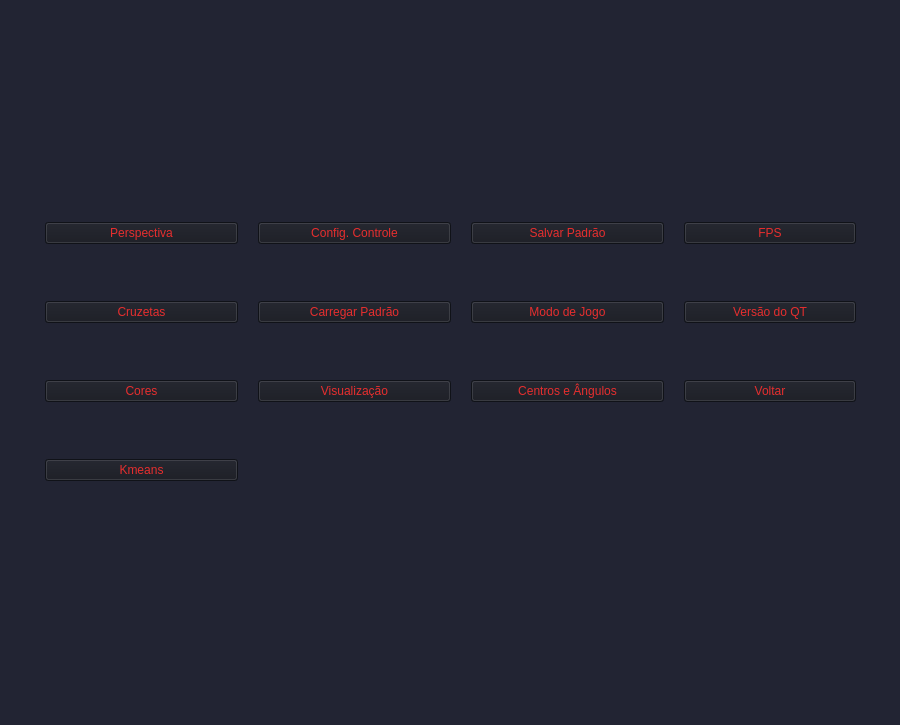
The window that reddragons/interface/ui_files/main.ui (Red-Dragons-UFSCar/red-visao) describes before a commit, drawn with Qt 5.
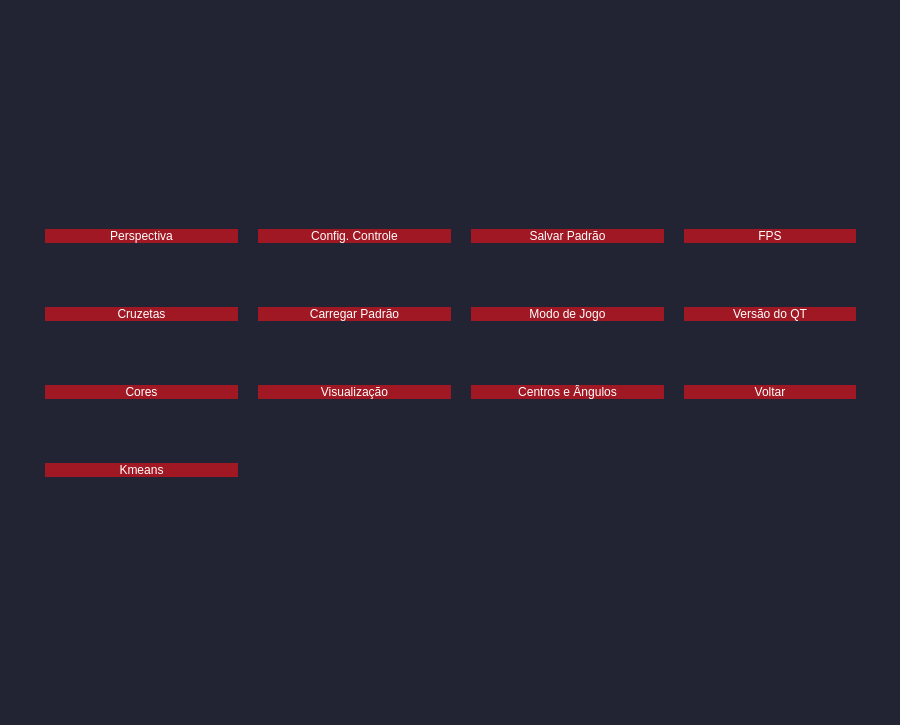
The same window after the commit.

The edit to the form file:
```diff
--- a/reddragons/interface/ui_files/main.ui
+++ b/reddragons/interface/ui_files/main.ui
@@ -58,8 +58,9 @@
        </property>
        <property name="styleSheet">
         <string notr="true">QPushButton{
-background-color: rgb(23, 25, 33);
-color: #E62E2E;
+	color: rgb(255, 255, 255);
+	background-color: #9F1823;
+	border-radius:0px;
 }
 QPushButton:hover{
 	background-color: #1B1D26;
@@ -74,8 +75,9 @@
       <widget class="QPushButton" name="QT_FPS">
        <property name="styleSheet">
         <string notr="true">QPushButton{
-background-color: rgb(23, 25, 33);
-color: #E62E2E;
+	color: rgb(255, 255, 255);
+	background-color: #9F1823;
+	border-radius:0px;
 }
 QPushButton:hover{
 	background-color: #1B1D26;
@@ -90,8 +92,9 @@
       <widget class="QPushButton" name="QT_jogo">
        <property name="styleSheet">
         <string notr="true">QPushButton{
-background-color: rgb(23, 25, 33);
-color: #E62E2E;
+	color: rgb(255, 255, 255);
+	background-color: #9F1823;
+	border-radius:0px;
 }
 QPushButton:hover{
 	background-color: #1B1D26;
@@ -106,8 +109,9 @@
       <widget class="QPushButton" name="QT_btPerspectiva">
        <property name="styleSheet">
         <string notr="true">QPushButton{
-background-color: rgb(23, 25, 33);
-color: #E62E2E;
+	color: rgb(255, 255, 255);
+	background-color: #9F1823;
+	border-radius:0px;
 }
 QPushButton:hover{
 	background-color: #1B1D26;
@@ -122,8 +126,9 @@
       <widget class="QPushButton" name="QT_btVisualizacao">
        <property name="styleSheet">
         <string notr="true">QPushButton{
-background-color: rgb(23, 25, 33);
-color: #E62E2E;
+	color: rgb(255, 255, 255);
+	background-color: #9F1823;
+	border-radius:0px;
 }
 QPushButton:hover{
 	background-color: #1B1D26;
@@ -138,8 +143,9 @@
       <widget class="QPushButton" name="QT_Save">
        <property name="styleSheet">
         <string notr="true">QPushButton{
-background-color: rgb(23, 25, 33);
-color: #E62E2E;
+	color: rgb(255, 255, 255);
+	background-color: #9F1823;
+	border-radius:0px;
 }
 QPushButton:hover{
 	background-color: #1B1D26;
@@ -154,8 +160,9 @@
       <widget class="QPushButton" name="QT_btcontrole">
        <property name="styleSheet">
         <string notr="true">QPushButton{
-background-color: rgb(23, 25, 33);
-color: #E62E2E;
+	color: rgb(255, 255, 255);
+	background-color: #9F1823;
+	border-radius:0px;
 }
 QPushButton:hover{
 	background-color: #1B1D26;
@@ -170,8 +177,9 @@
       <widget class="QPushButton" name="QT_btCores">
        <property name="styleSheet">
         <string notr="true">QPushButton{
-background-color: rgb(23, 25, 33);
-color: #E62E2E;
+	color: rgb(255, 255, 255);
+	background-color: #9F1823;
+	border-radius:0px;
 }
 QPushButton:hover{
 	background-color: #1B1D26;
@@ -186,8 +194,9 @@
       <widget class="QPushButton" name="QT_Versao">
        <property name="styleSheet">
         <string notr="true">QPushButton{
-background-color: rgb(23, 25, 33);
-color: #E62E2E;
+	color: rgb(255, 255, 255);
+	background-color: #9F1823;
+	border-radius:0px;
 }
 QPushButton:hover{
 	background-color: #1B1D26;
@@ -202,8 +211,9 @@
       <widget class="QPushButton" name="QT_btCruzetas">
        <property name="styleSheet">
         <string notr="true">QPushButton{
-background-color: rgb(23, 25, 33);
-color: #E62E2E;
+	color: rgb(255, 255, 255);
+	background-color: #9F1823;
+	border-radius:0px;
 }
 QPushButton:hover{
 	background-color: #1B1D26;
@@ -218,8 +228,9 @@
       <widget class="QPushButton" name="QT_Centro">
        <property name="styleSheet">
         <string notr="true">QPushButton{
-background-color: rgb(23, 25, 33);
-color: #E62E2E;
+	color: rgb(255, 255, 255);
+	background-color: #9F1823;
+	border-radius:0px;
 }
 QPushButton:hover{
 	background-color: #1B1D26;
@@ -234,8 +245,9 @@
       <widget class="QPushButton" name="QT_Load">
        <property name="styleSheet">
         <string notr="true">QPushButton{
-background-color: rgb(23, 25, 33);
-color: #E62E2E;
+	color: rgb(255, 255, 255);
+	background-color: #9F1823;
+	border-radius:0px;
 }
 QPushButton:hover{
 	background-color: #1B1D26;
@@ -250,8 +262,9 @@
       <widget class="QPushButton" name="QT_btkmedians">
        <property name="styleSheet">
         <string notr="true">QPushButton{
-background-color: rgb(23, 25, 33);
-color: #E62E2E;
+	color: rgb(255, 255, 255);
+	background-color: #9F1823;
+	border-radius:0px;
 }
 QPushButton:hover{
 	background-color: #1B1D26;
```
Left out of the diff: 52 changed lines with no effect on the pictures.
